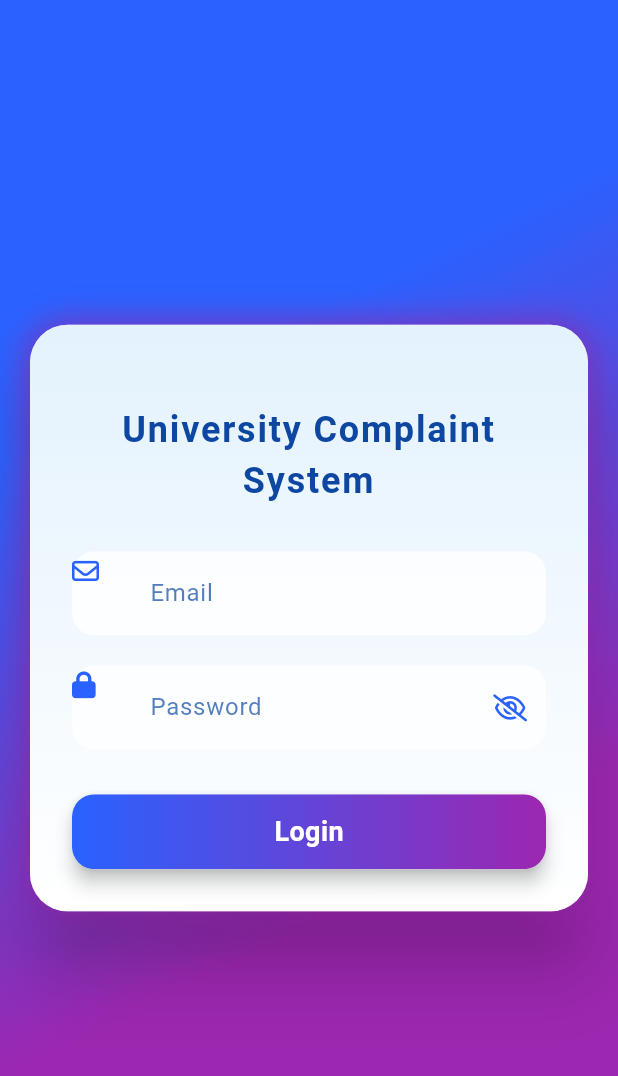
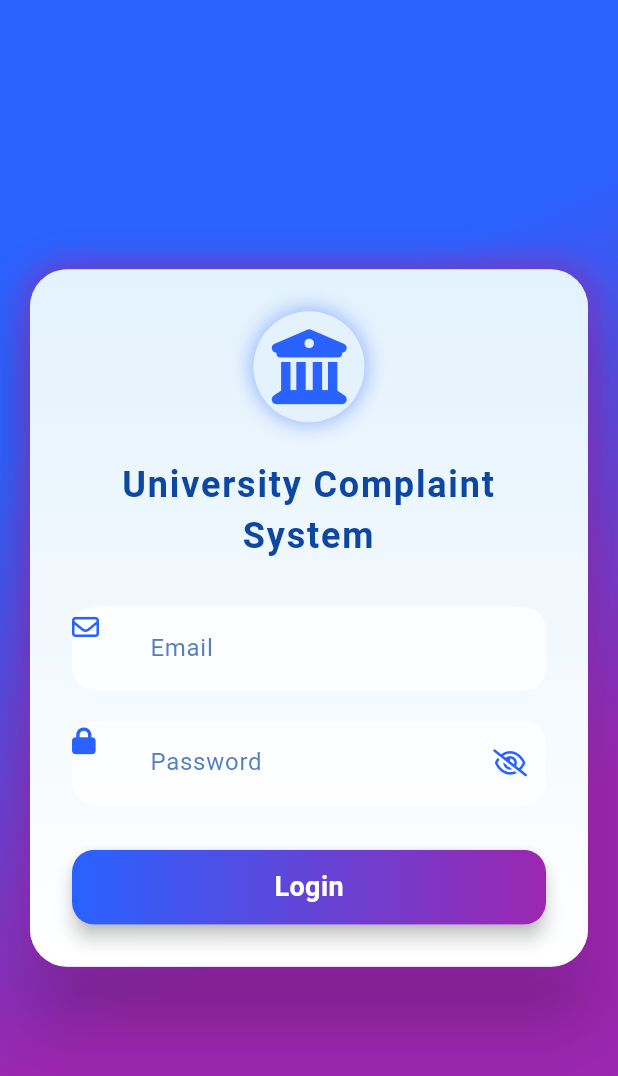
Before and after one commit to inzamam-ul-haq-FA22-BSE-078/Inzamam-FA22-BSE-078, a Flutter app: the screen it shows after launch, on a phone screen of 412 x 824 dp. Shown: the top 1076 px of the screen. Run offline on Flutter 3.47's test engine with Material 3 defaults, Android fonts, the light colour scheme and no system bars; our stand-ins replace animate_do, cached_network_image, csv, file_picker, fl_chart, flutter_animate and 12 more; missing offline and left inert: excel; accounts and stored records are empty.

Commit message:
final login screen styling

```diff
--- a/University Complaint Management System/lib/screens/login_screen.dart
+++ b/University Complaint Management System/lib/screens/login_screen.dart
@@ -178,7 +178,27 @@ class _LoginScreenState extends State<LoginScreen> with SingleTickerProviderStat
                           mainAxisSize: MainAxisSize.min,
                           children: [
                             // Animated Logo
-
+                            AnimatedContainer(
+                              duration: const Duration(milliseconds: 800),
+                              curve: Curves.fastOutSlowIn,
+                              padding: const EdgeInsets.all(12),
+                              decoration: BoxDecoration(
+                                color: _lightBlue,
+                                shape: BoxShape.circle,
+                                boxShadow: [
+                                  BoxShadow(
+                                    color: _primaryBlue.withOpacity(0.4),
+                                    blurRadius: 10,
+                                    spreadRadius: 2,
+                                  ),
+                                ],
+                              ),
+                              child: const FaIcon(
+                                FontAwesomeIcons.university,
+                                size: 50,
+                                color: Color(0xFF2962FF),
+                              ),
+                            ),
 
                             const SizedBox(height: 25),
 
```
